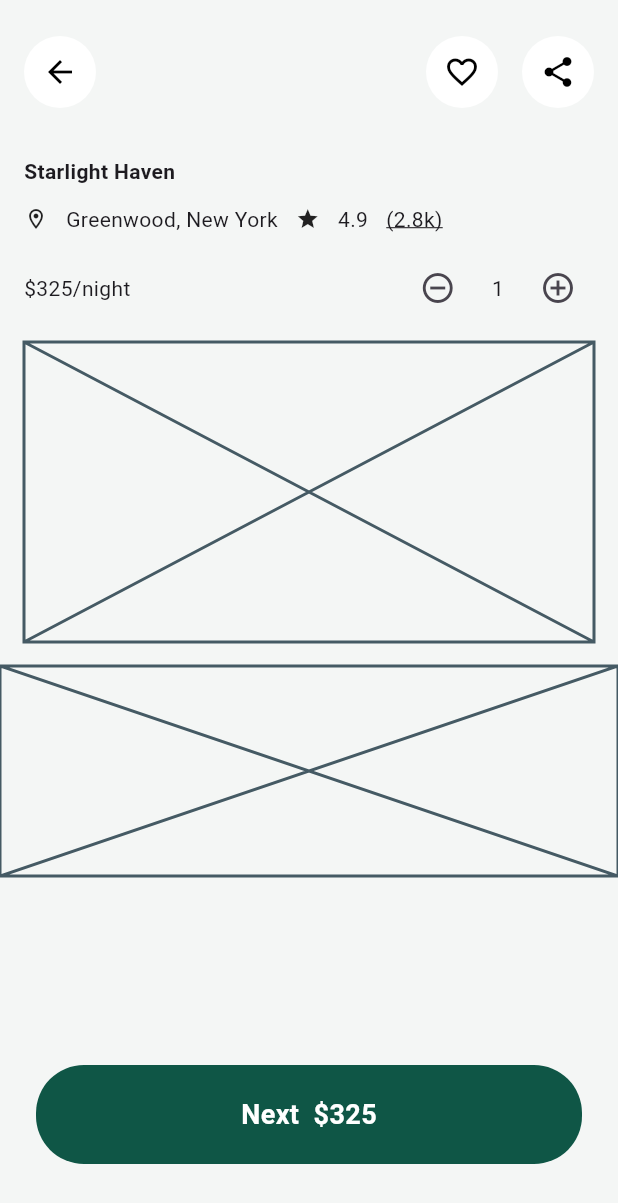
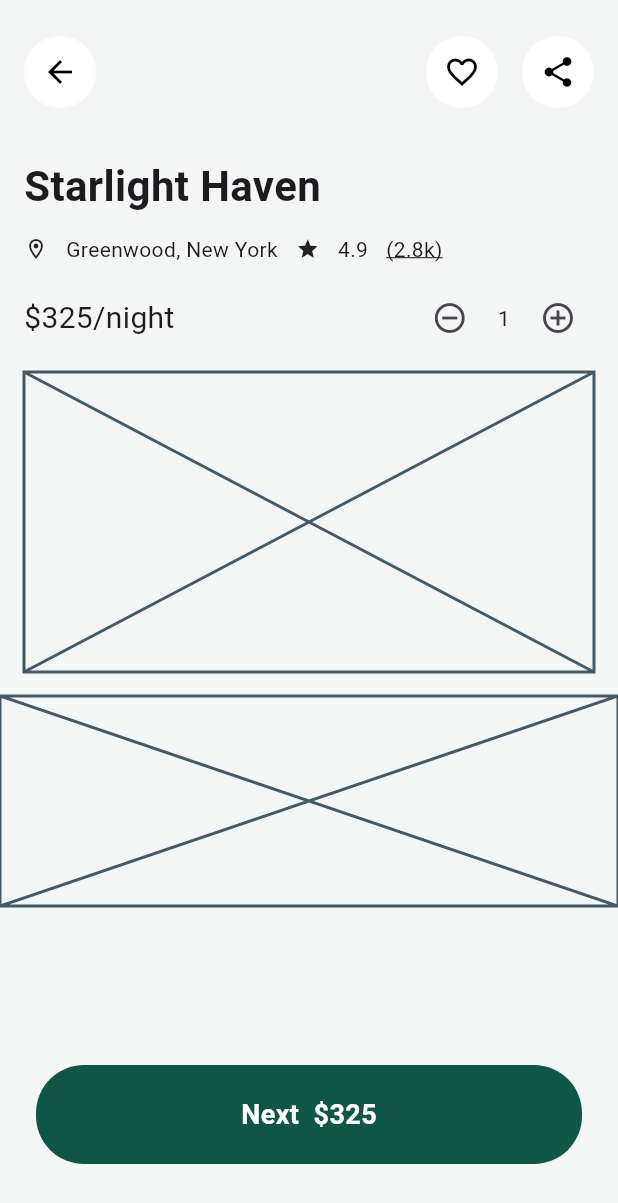
Before and after one commit to JAICHANGPARK/flutter_notebook_chapter_42, a Flutter app: the HotelBookDetailPage screen opened directly, on a phone screen of 412 x 824 dp. Shown: the top 1203 px of the screen. Run offline on Flutter 3.47's test engine with Material 3 defaults, Android fonts, the phone set to English and light mode, and no system bars; our stand-ins replace date_picker_timeline, gap, hugeicons.

Commit message:
Update hotel_book_detail_page.dart

```diff
--- a/lib/ep2109_hotel_book_app/views/hotel_book_detail_page.dart
+++ b/lib/ep2109_hotel_book_app/views/hotel_book_detail_page.dart
@@ -67,6 +67,7 @@ class _HotelBookDetailPageState extends State<HotelBookDetailPage> {
                                   "Starlight Haven ",
                                   style: TextStyle(
                                     fontWeight: FontWeight.bold,
+                                    fontSize: 28,
                                   ),
                                 ),
                                 Row(
@@ -92,12 +93,18 @@ class _HotelBookDetailPageState extends State<HotelBookDetailPage> {
                                 ),
                                 Row(
                                   children: [
-                                    Text("\$325/night"),
+                                    Text(
+                                      "\$325/night",
+                                      style: TextStyle(
+                                        fontSize: 20,
+
+                                      ),
+                                    ),
                                     Spacer(),
                                     IconButton(onPressed: () {}, icon: Icon(Icons.remove_circle_outline)),
-                                    Gap(12),
+                                    Gap(8),
                                     Text("1"),
-                                    Gap(12),
+                                    Gap(8),
                                     IconButton(onPressed: () {}, icon: Icon(Icons.add_circle_outline)),
                                   ],
                                 ),
```
